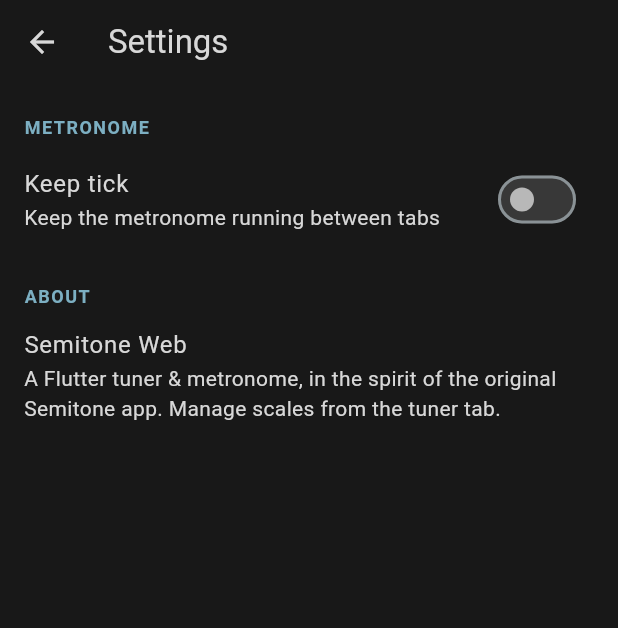
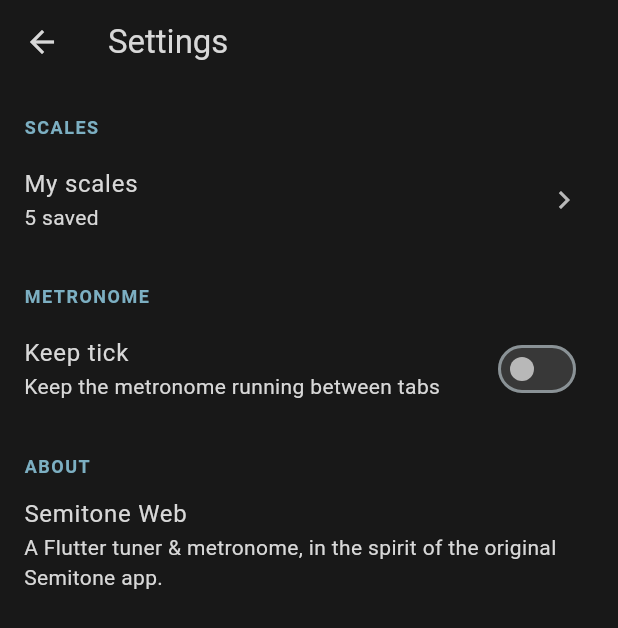
Before and after one commit to mkettn/semitone-web, a Flutter app: the screen it shows after launch, after a tap on the "settings" icon, on a phone screen of 412 x 824 dp. Shown: the top 628 px of the screen. Run offline on Flutter 3.47's test engine with Material 3 defaults, Android fonts, the phone set to English and light mode, and no system bars; our stand-ins replace audioplayers, file_picker, shared_preferences; missing offline and left inert: file_saver, record; statements that could not run were skipped.

Commit message:
Move My Scales under Settings; drop radio buttons, add explicit Edit
Two small UI fixes:

- "My Scales" moves from a tune icon on the main app bar to a "My
  scales" entry under Settings. Picking the active scale already works
  from the main screen's title dropdown, so scale *management* now
  lives entirely under Settings instead of splitting across two
  places.

- Removed the leading radio button per row (selecting active scale is
  the main-screen dropdown's job, not this list's) and added an
  explicit Edit (pencil) button next to Export/Copy/Delete, so it's
  obvious tapping it opens the editor - row tap still does the same
  thing, for convenience.

Also fixes a test that had hardcoded "rooted on Νη" for the Byzantine
presets - that assumption broke against the earlier direct-to-main
commit that moved their root to index 5 (Κε) at 432 Hz. Rewrote it to
check the general invariant (rootIndex's degree is exactly what
scale.match(0) returns) instead of a specific note name, so it holds
regardless of which degree a given preset asset picks as its root.

Verified: flutter analyze clean, flutter test passing (17 tests).

```diff
--- a/lib/screens/home_screen.dart
+++ b/lib/screens/home_screen.dart
@@ -3,15 +3,14 @@ import 'package:flutter/material.dart';
 import '../services/settings_service.dart';
 import '../theme/semitone_theme.dart';
 import 'metronome_screen.dart';
-import 'scale_list_screen.dart';
 import 'settings_screen.dart';
 import 'tuner_screen.dart';
 
 /// Top-level tabbed screen (Tuner, Metronome) with a settings action,
 /// mirroring the original app's activity_main layout (TabLayout + pager +
 /// settings gear). The title is a live dropdown for switching the tuner's
-/// active scale; a second action opens the full scale list to create,
-/// copy, delete, export, or import scales.
+/// active scale; creating/editing/deleting/exporting/importing scales
+/// lives under Settings -> My scales.
 class HomeScreen extends StatelessWidget {
   const HomeScreen({super.key, required this.settings});
 
@@ -31,17 +30,6 @@ class HomeScreen extends StatelessWidget {
             ],
           ),
           actions: [
-            IconButton(
-              icon: const Icon(Icons.tune),
-              tooltip: 'My scales',
-              onPressed: () {
-                Navigator.of(context).push(
-                  MaterialPageRoute(
-                    builder: (_) => ScaleListScreen(settings: settings),
-                  ),
-                );
-              },
-            ),
             IconButton(
               icon: const Icon(Icons.settings),
               tooltip: 'Settings',
--- a/lib/screens/settings_screen.dart
+++ b/lib/screens/settings_screen.dart
@@ -2,6 +2,7 @@ import 'package:flutter/material.dart';
 
 import '../services/settings_service.dart';
 import '../theme/semitone_theme.dart';
+import 'scale_list_screen.dart';
 
 class SettingsScreen extends StatelessWidget {
   const SettingsScreen({super.key, required this.settings});
@@ -17,6 +18,19 @@ class SettingsScreen extends StatelessWidget {
           appBar: AppBar(title: const Text('Settings')),
           body: ListView(
             children: [
+              const _SectionHeader('Scales'),
+              ListTile(
+                title: const Text('My scales'),
+                subtitle: Text('${settings.scales.length} saved'),
+                trailing: const Icon(Icons.chevron_right),
+                onTap: () {
+                  Navigator.of(context).push(
+                    MaterialPageRoute(
+                      builder: (_) => ScaleListScreen(settings: settings),
+                    ),
+                  );
+                },
+              ),
               const _SectionHeader('Metronome'),
               SwitchListTile(
                 title: const Text('Keep tick'),
@@ -29,7 +43,7 @@ class SettingsScreen extends StatelessWidget {
                 title: Text('Semitone Web'),
                 subtitle: Text(
                   'A Flutter tuner & metronome, in the spirit of the '
-                  'original Semitone app. Manage scales from the tuner tab.',
+                  'original Semitone app.',
                 ),
               ),
             ],
```
Also changed, not shown: lib/screens/scale_list_screen.dart (+9 -10 lines), 1 other file.
